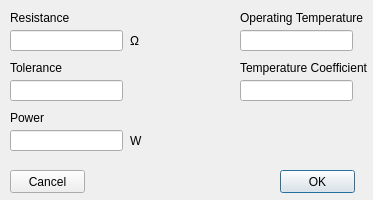
This is AltiumPartsDB/resistor_dlg.ui in fierst/parts-db-editor as Qt 5 draws it before an edit. The edited form follows.
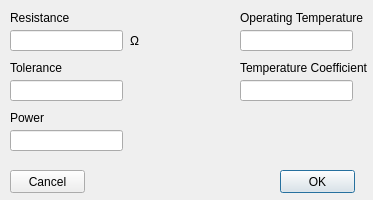
This is the edited form.

Commit message:
Fixed a few bugs with the part params dialog form
There were some bugs in part_params_dlg that were fixed
in master but never merged into this branch. Specifically,
it wasn't loading the proper library and footprint references.

Patch:
```diff
--- a/AltiumPartsDB/resistor_dlg.ui
+++ b/AltiumPartsDB/resistor_dlg.ui
@@ -128,19 +128,6 @@
     <string>Power</string>
    </property>
   </widget>
-  <widget class="QLabel" name="lbl_watts">
-   <property name="geometry">
-    <rect>
-     <x>130</x>
-     <y>130</y>
-     <width>47</width>
-     <height>21</height>
-    </rect>
-   </property>
-   <property name="text">
-    <string>W</string>
-   </property>
-  </widget>
   <widget class="QLabel" name="lbl_ohms">
    <property name="geometry">
     <rect>
```
The commit also changes 2 other files.
